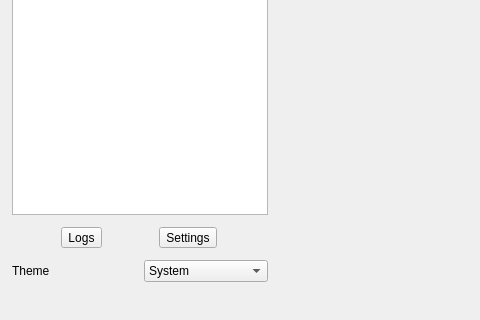
Above: ui/mainwindow.ui from cofedish/cofe-nekobox before the change; both pictures show x 0 to 480 and y 440 to 760 of the 1200 by 760 pixel window. Below: the same form after it.
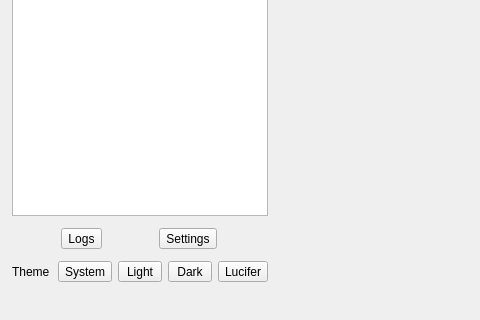
That is the form after the change. Custom widgets are drawn as their Qt base class.

Commit message: ui: sidebar theme selector redesign

What changed in the file:
```diff
--- a/ui/mainwindow.ui
+++ b/ui/mainwindow.ui
@@ -261,27 +261,112 @@
            </widget>
           </item>
           <item>
-           <widget class="QComboBox" name="drawer_theme">
+          <widget class="QWidget" name="drawer_theme_buttons" native="true">
+           <layout class="QHBoxLayout" name="drawerThemeButtonsLayout">
+            <property name="leftMargin">
+             <number>0</number>
+            </property>
+            <property name="topMargin">
+             <number>0</number>
+            </property>
+            <property name="rightMargin">
+             <number>0</number>
+            </property>
+            <property name="bottomMargin">
+             <number>0</number>
+            </property>
+            <property name="spacing">
+             <number>6</number>
+            </property>
             <item>
+             <widget class="QToolButton" name="drawer_theme_system">
+              <property name="sizePolicy">
+               <sizepolicy hsizetype="Expanding" vsizetype="Fixed">
+                <horstretch>0</horstretch>
+                <verstretch>0</verstretch>
+               </sizepolicy>
+              </property>
              <property name="text">
               <string>System</string>
              </property>
+              <property name="checkable">
+               <bool>true</bool>
+              </property>
+              <property name="autoRaise">
+               <bool>false</bool>
+              </property>
+              <property name="toolButtonStyle">
+               <enum>Qt::ToolButtonTextOnly</enum>
+              </property>
+             </widget>
             </item>
             <item>
+             <widget class="QToolButton" name="drawer_theme_light">
+              <property name="sizePolicy">
+               <sizepolicy hsizetype="Expanding" vsizetype="Fixed">
+                <horstretch>0</horstretch>
+                <verstretch>0</verstretch>
+               </sizepolicy>
+              </property>
              <property name="text">
               <string>Light</string>
              </property>
+              <property name="checkable">
+               <bool>true</bool>
+              </property>
+              <property name="autoRaise">
+               <bool>false</bool>
+              </property>
+              <property name="toolButtonStyle">
+               <enum>Qt::ToolButtonTextOnly</enum>
+              </property>
+             </widget>
             </item>
             <item>
+             <widget class="QToolButton" name="drawer_theme_dark">
+              <property name="sizePolicy">
+               <sizepolicy hsizetype="Expanding" vsizetype="Fixed">
+                <horstretch>0</horstretch>
+                <verstretch>0</verstretch>
+               </sizepolicy>
+              </property>
              <property name="text">
               <string>Dark</string>
              </property>
+              <property name="checkable">
+               <bool>true</bool>
+              </property>
+              <property name="autoRaise">
+               <bool>false</bool>
+              </property>
+              <property name="toolButtonStyle">
+               <enum>Qt::ToolButtonTextOnly</enum>
+              </property>
+             </widget>
             </item>
             <item>
+             <widget class="QToolButton" name="drawer_theme_lucifer">
+              <property name="sizePolicy">
+               <sizepolicy hsizetype="Expanding" vsizetype="Fixed">
+                <horstretch>0</horstretch>
+                <verstretch>0</verstretch>
+               </sizepolicy>
+              </property>
              <property name="text">
               <string>Lucifer</string>
              </property>
+              <property name="checkable">
+               <bool>true</bool>
+              </property>
+              <property name="autoRaise">
+               <bool>false</bool>
+              </property>
+              <property name="toolButtonStyle">
+               <enum>Qt::ToolButtonTextOnly</enum>
+              </property>
+             </widget>
             </item>
+           </layout>
            </widget>
           </item>
          </layout>
```
Lines whose indentation alone changed are shown as unchanged. The commit also changes 3 other files.
